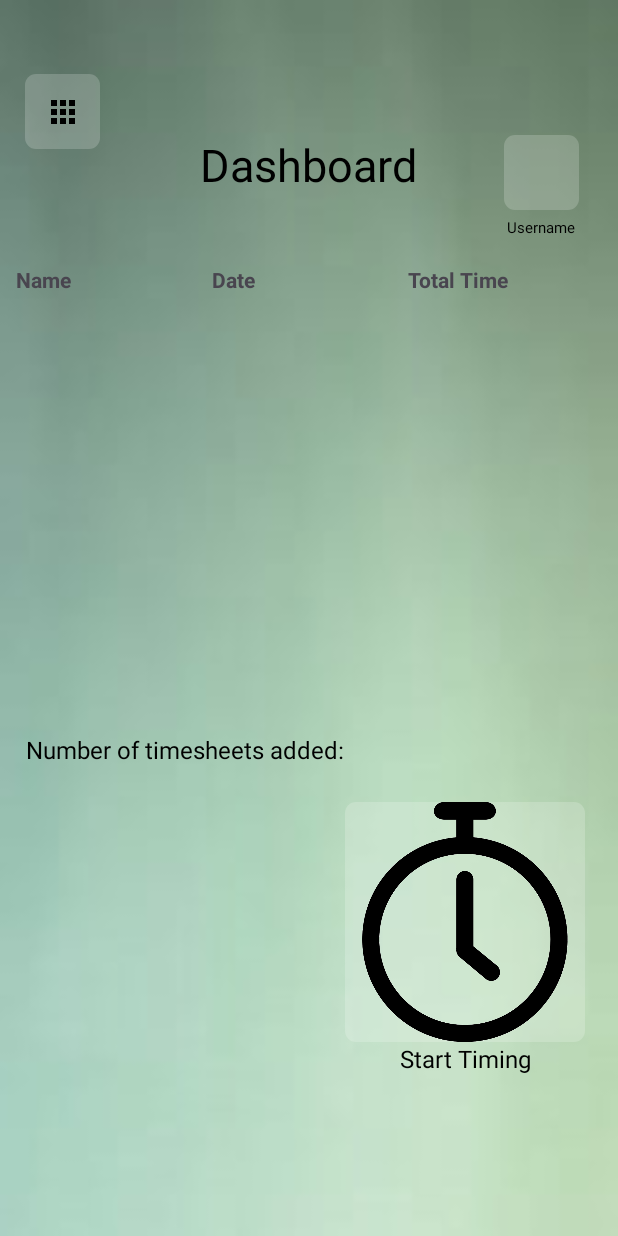
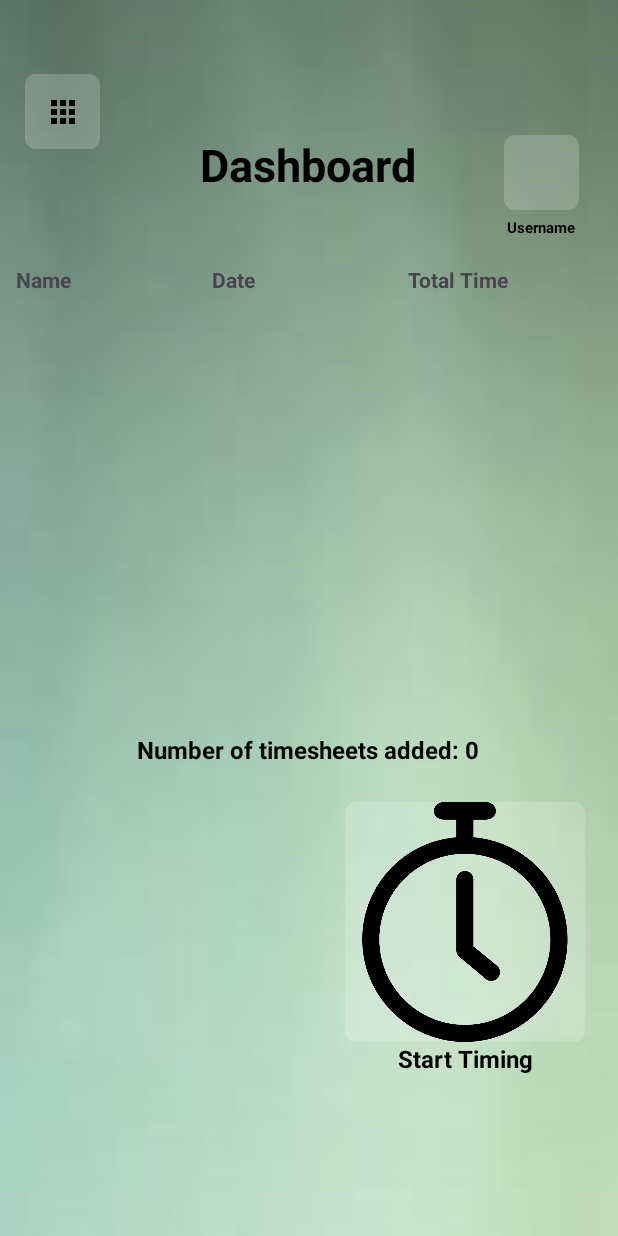
Before and after one commit to TristanStavast/OPSC_Part3, an Android app: the Home screen opened directly, with no data from a screen before it, on a phone screen of 412 x 824 dp. Run offline under Robolectric (Android 15) with nearby library versions, the phone set to English and light mode, and no system bars; our stand-ins replace Firebase (no records; nobody signed in at launch, a user with empty details on screens opened directly); 1 statement that could not run was skipped.

Commit message:
worked on dash

```diff
--- a/app/src/main/java/com/example/opsc_part3/Home.kt
+++ b/app/src/main/java/com/example/opsc_part3/Home.kt
@@ -70,11 +70,20 @@ class Home : AppCompatActivity() {
 
         // Main Code
 
+        var txtCounter : TextView = findViewById(R.id.txtNumTime)
+        var counter = 0
+        for (ts in MainActivity.arrTimeSheet)
+        {
+            if (ts.username.equals(MainActivity.userList[MainActivity.SignedIn].username))
+            {
+                counter++
+            }
+        }
+        txtCounter.setText("Number of timesheets added: " + counter.toString())
+
         val rvDash: RecyclerView = findViewById(R.id.rvDashboard)
-
         val username = MainActivity.userList[MainActivity.SignedIn].username
         val filteredTimesheets = MainActivity.arrTimeSheet.filter { it.username == username }
-
         val adapter = TimesheetAdapter(this, filteredTimesheets)
         rvDash.adapter = adapter
         rvDash.layoutManager = LinearLayoutManager(this)
--- a/app/src/main/res/layout/activity_home.xml
+++ b/app/src/main/res/layout/activity_home.xml
@@ -33,13 +33,15 @@
             android:id="@+id/txtNumTime"
             android:layout_width="wrap_content"
             android:layout_height="wrap_content"
-            android:layout_marginStart="17dp"
+            android:layout_marginStart="96dp"
             android:layout_marginTop="442dp"
-            android:layout_marginEnd="179dp"
+            android:layout_marginEnd="97dp"
             android:layout_marginBottom="267dp"
             android:text="Number of timesheets added: "
+            android:gravity="center"
             android:textColor="@color/black"
             android:textSize="16dp"
+            android:textStyle="bold"
             app:layout_constraintBottom_toBottomOf="parent"
             app:layout_constraintEnd_toEndOf="parent"
             app:layout_constraintStart_toStartOf="parent"
@@ -57,6 +59,7 @@
             android:textAlignment="center"
             android:textColor="@color/black"
             android:textSize="16dp"
+            android:textStyle="bold"
             app:layout_constraintBottom_toBottomOf="parent"
             app:layout_constraintEnd_toEndOf="parent"
             app:layout_constraintStart_toStartOf="parent"
@@ -73,6 +76,7 @@
             android:text="Dashboard"
             android:textColor="@color/black"
             android:textSize="30dp"
+            android:textStyle="bold"
             app:layout_constraintBottom_toBottomOf="parent"
             app:layout_constraintEnd_toEndOf="parent"
             app:layout_constraintStart_toStartOf="parent"
@@ -122,6 +126,7 @@
             android:text="Username"
             android:textColor="@color/black"
             android:textSize="10dp"
+            android:textStyle="bold"
             app:layout_constraintBottom_toBottomOf="parent"
             app:layout_constraintEnd_toEndOf="parent"
             app:layout_constraintStart_toStartOf="parent"
```
